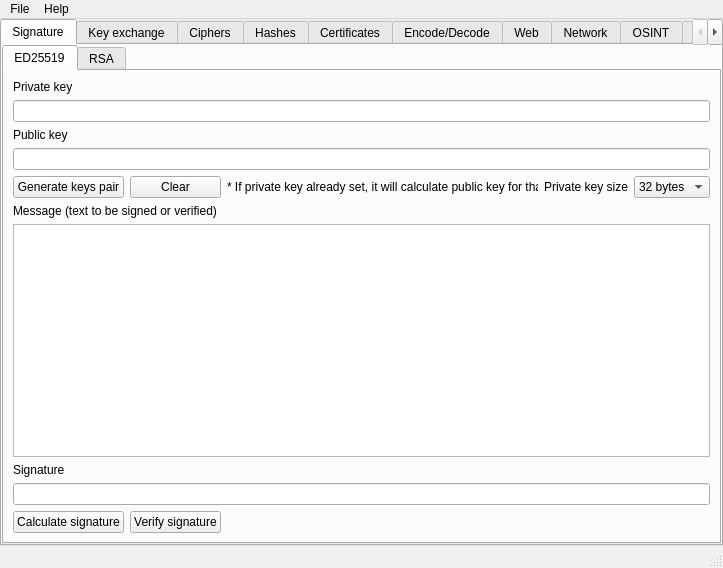
Above: ui/mainwindow.ui from caffedrine/CryptoPocketKnife before the change. Below: the same form after it.
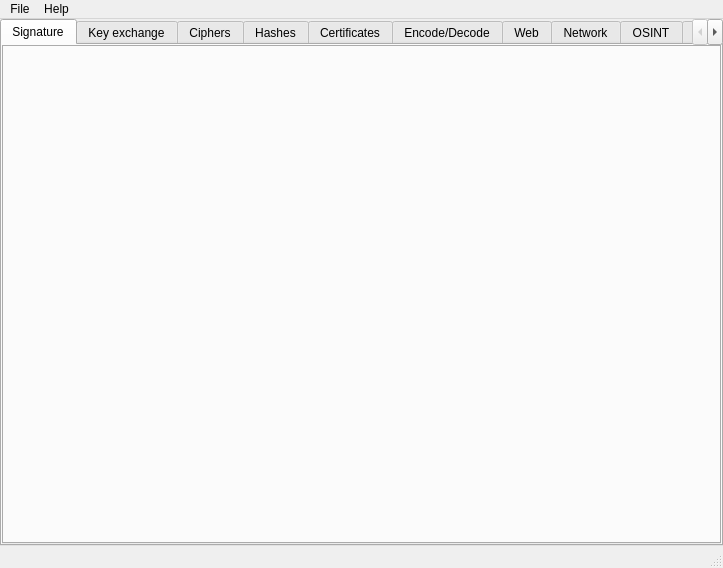
That is the form after the change. The open tabs and pages were chosen to show the change. Icons and pictures are not drawn. Custom widgets are drawn as their Qt base class.

```diff
--- a/ui/mainwindow.ui
+++ b/ui/mainwindow.ui
@@ -94,148 +94,6 @@
           <property name="currentIndex">
            <number>0</number>
           </property>
-          <widget class="QWidget" name="tabName_ED25519">
-           <attribute name="title">
-            <string>ED25519</string>
-           </attribute>
-           <layout class="QGridLayout" name="gridLayout_3">
-            <item row="7" column="0" colspan="5">
-             <widget class="QTextEdit" name="ed25529_textEdit_Message">
-              <property name="font">
-               <font>
-                <family>Consolas</family>
-               </font>
-              </property>
-             </widget>
-            </item>
-            <item row="10" column="0">
-             <widget class="QPushButton" name="ed25519_pushButton_CalculateSignature">
-              <property name="text">
-               <string>Calculate signature</string>
-              </property>
-             </widget>
-            </item>
-            <item row="4" column="2">
-             <widget class="QLabel" name="label_20">
-              <property name="text">
-               <string>* If private key already set, it will calculate public key for that.</string>
-              </property>
-             </widget>
-            </item>
-            <item row="4" column="4">
-             <widget class="QComboBox" name="comboBox">
-              <item>
-               <property name="text">
-                <string>32 bytes</string>
-               </property>
-              </item>
-             </widget>
-            </item>
-            <item row="6" column="0" colspan="3">
-             <widget class="QLabel" name="label_3">
-              <property name="text">
-               <string>Message (text to be signed or verified)</string>
-              </property>
-             </widget>
-            </item>
-            <item row="1" column="0" colspan="5">
-             <widget class="QLineEdit" name="ed25529_textEdit_privateKey">
-              <property name="font">
-               <font>
-                <family>Consolas</family>
-               </font>
-              </property>
-              <property name="clearButtonEnabled">
-               <bool>true</bool>
-              </property>
-             </widget>
-            </item>
-            <item row="2" column="0">
-             <widget class="QLabel" name="ed25519_label_PublicKey">
-              <property name="text">
-               <string>Public key</string>
-              </property>
-             </widget>
-            </item>
-            <item row="4" column="3">
-             <widget class="QLabel" name="label">
-              <property name="text">
-               <string>Private key size</string>
-              </property>
-              <property name="alignment">
-               <set>Qt::AlignRight|Qt::AlignTrailing|Qt::AlignVCenter</set>
-              </property>
-             </widget>
-            </item>
-            <item row="3" column="0" colspan="5">
-             <widget class="QLineEdit" name="ed25529_textEdit_publicKey">
-              <property name="font">
-               <font>
-                <family>Consolas</family>
-               </font>
-              </property>
-              <property name="clearButtonEnabled">
-               <bool>true</bool>
-              </property>
-             </widget>
-            </item>
-            <item row="4" column="1">
-             <widget class="QPushButton" name="pushButton_Signature_ED25519_Clear">
-              <property name="text">
-               <string>Clear</string>
-              </property>
-             </widget>
-            </item>
-            <item row="8" column="0">
-             <widget class="QLabel" name="label_4">
-              <property name="text">
-               <string>Signature</string>
-              </property>
-             </widget>
-            </item>
-            <item row="10" column="1">
-             <widget class="QPushButton" name="ed25519_pushButton_VerifySignature">
-              <property name="text">
-               <string>Verify signature</string>
-              </property>
-             </widget>
-            </item>
-            <item row="4" column="0">
-             <widget class="QPushButton" name="ed25519_pushButton_GenerateKeysPair">
-              <property name="text">
-               <string>Generate keys pair</string>
-              </property>
-             </widget>
-            </item>
-            <item row="9" column="0" colspan="5">
-             <widget class="QLineEdit" name="ed25529_textEdit_Signature">
-              <property name="enabled">
-               <bool>true</bool>
-              </property>
-              <property name="font">
-               <font>
-                <family>Consolas</family>
-               </font>
-              </property>
-              <property name="clearButtonEnabled">
-               <bool>true</bool>
-              </property>
-             </widget>
-            </item>
-            <item row="0" column="0">
-             <widget class="QLabel" name="ed25519_label_PrivateKey">
-              <property name="text">
-               <string notr="true">Private key</string>
-              </property>
-             </widget>
-            </item>
-           </layout>
-          </widget>
-          <widget class="QWidget" name="tabName_Signature_RSA">
-           <attribute name="title">
-            <string>RSA</string>
-           </attribute>
-          </widget>
          </widget>
         </item>
        </layout>
@@ -723,6 +581,12 @@
    <header>UiKeyExchange.h</header>
    <container>1</container>
   </customwidget>
+  <customwidget>
+   <class>UiDigitalSignatures</class>
+   <extends>QTabWidget</extends>
+   <header>UiDigitalSignatures.h</header>
+   <container>1</container>
+  </customwidget>
  </customwidgets>
  <resources>
   <include location="../res/res.qrc"/>
```
Left out of the diff: 23 changed lines with no effect on the pictures.
